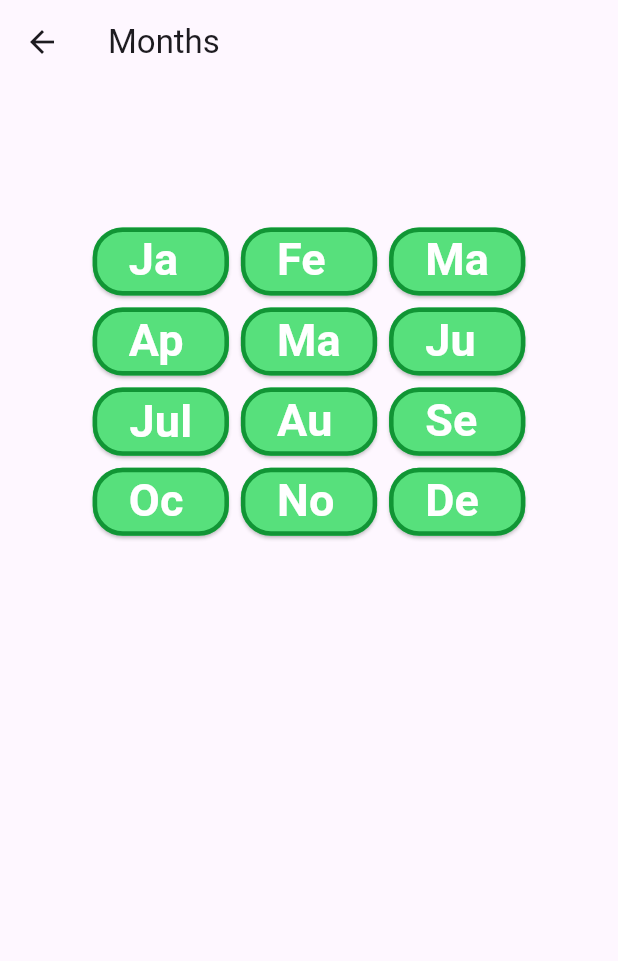
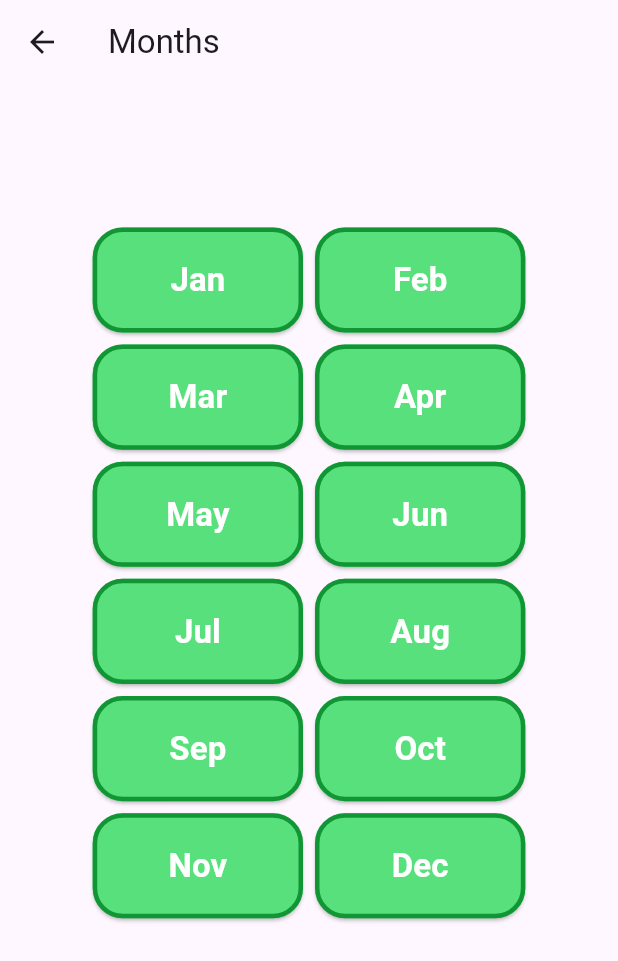
Before and after one commit to emmaframpton/Call-Companion, a Flutter app: the NewEventPage screen opened by its route, after a tap on "Time/Date", on a phone screen of 412 x 824 dp. Shown: the top 961 px of the screen. Run offline on Flutter 3.47's test engine with Material 3 defaults, Android fonts, the phone set to English and light mode, and no system bars.

Commit message:
responsive dates screen

```diff
--- a/lib/eventname.dart
+++ b/lib/eventname.dart
@@ -29,7 +29,7 @@
             SizedBox(height: 10),
             ElevatedButton(
               style: ElevatedButton.styleFrom(
-                backgroundColor: Colors.red,
+                backgroundColor: Colors.blue,
               ),
               onPressed: () async {
                 widget.updateEventNameCallback(controller.text);
--- a/lib/timedate.dart
+++ b/lib/timedate.dart
@@ -22,11 +22,21 @@
   @override
   Widget build(BuildContext context) {
     int numColumns = 3;
+    double fontSize = 30;
     double screenWidth = MediaQuery.of(context).size.width;
 
-    if (screenWidth < 350) {
+    if (screenWidth < 300) {
+      numColumns = 1;
+    } else if (screenWidth < 500) {
       numColumns = 2;
-    } else if (screenWidth > 600) {
+      fontSize = 22;
+    } else if (screenWidth < 650) {
+      numColumns = 3;
+      fontSize = 22;
+    } else if (screenWidth < 700) {
+      numColumns = 4;
+      fontSize = 22;
+    } else if (screenWidth > 700) {
       numColumns = 4;
     }
 
@@ -79,9 +89,9 @@
                 ),
                 child: Text(
                   monthsList[index],
-                  style: const TextStyle(
+                  style: TextStyle(
                     color: Colors.white,
-                    fontSize: 30,
+                    fontSize: fontSize,
                     fontWeight: FontWeight.bold,
                   ),
                 ),
```
Also changed, not shown: lib/main.dart (+26 -11 lines).
